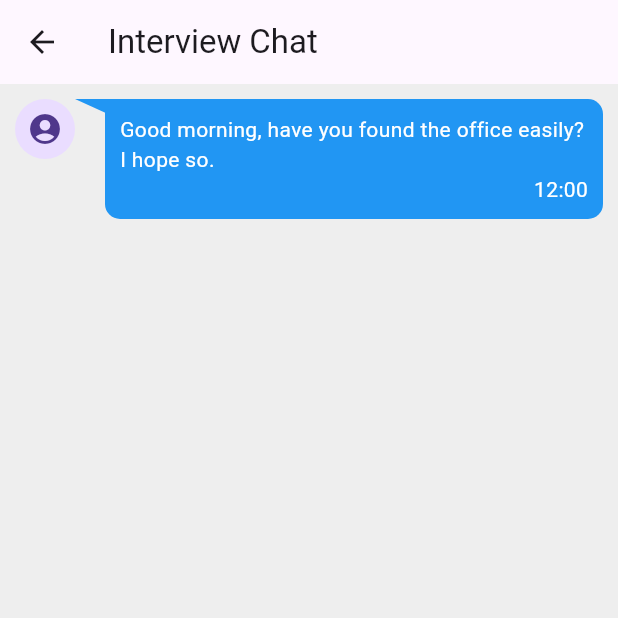
After one commit to chiuchiolo30/flutter-examples, a Flutter app: the screen it shows after launch, after a tap on "Chat", on a phone screen of 412 x 824 dp, the top half of it. The commit adds this screen. Run offline on Flutter 3.47's test engine with Material 3 defaults, Android fonts, the phone set to English and light mode, and no system bars; our stand-ins replace bloc, dartz, dio, equatable, flutter_bloc, font_awesome_flutter and 1 more; generated files the repository leaves out were written again; network calls fail.

Commit message:
chat bubble

```diff
--- a/lib/app/view/app.dart
+++ b/lib/app/view/app.dart
@@ -7,18 +7,11 @@ class App extends StatelessWidget {
 
   @override
   Widget build(BuildContext context) {
-    return MaterialApp(
+    return const MaterialApp(
       debugShowCheckedModeBanner: false,
-      theme: ThemeData(
-        // useMaterial3: true,
-        appBarTheme: const AppBarTheme(color: Color(0xFF13B9FF)),
-        colorScheme: ColorScheme.fromSwatch(
-          accentColor: const Color(0xFF13B9FF),
-        ),
-      ),
       localizationsDelegates: AppLocalizations.localizationsDelegates,
       supportedLocales: AppLocalizations.supportedLocales,
-      home: const HomeScreen(),
+      home: HomeScreen(),
     );
   }
 }
--- /dev/null
+++ b/lib/features/chat_bubble/index.dart
@@ -0,0 +1,3 @@
+export 'package:flutter_examples/features/chat_bubble/data/index.dart';
+export 'package:flutter_examples/features/chat_bubble/domain/index.dart';
+export 'package:flutter_examples/features/chat_bubble/presentation/index.dart';
--- /dev/null
+++ b/lib/features/chat_bubble/presentation/index.dart
@@ -0,0 +1 @@
+export 'package:flutter_examples/features/chat_bubble/presentation/screens/chat_box.screen.dart';
--- /dev/null
+++ b/lib/features/chat_bubble/presentation/screens/chat_box.screen.dart
@@ -0,0 +1,355 @@
+// ignore_for_file: lines_longer_than_80_chars
+
+import 'package:flutter/material.dart';
+
+const _interviewer = [
+  'Good morning, have you found the office easily? I hope so.',
+  'Tell me about yourself. Your CV says you are a very qualified professional.',
+  'Why do you want to join this company?',
+  'I see your point, could you start tomorrow?',
+];
+
+const _applicant = [
+  'Good morning. Oh yes, it hasn’t been difficult at all to get here from the bus station.',
+  'That’s right. I have high qualifications on my MA and also a lot of experience in the technology industry.',
+  'I want to work with you because this is the best company in the country. Being part of this team will improve my career.',
+  'Of course I could.',
+];
+
+const emojis = ['👍', '❤️', '😂', '😧', '👎'];
+
+enum MessageType { sent, received }
+
+class Message {
+  Message({required this.text, required this.type});
+  final String text;
+  final MessageType type;
+}
+
+class ChatBoxScreen extends StatefulWidget {
+  const ChatBoxScreen({super.key});
+
+  @override
+  State<ChatBoxScreen> createState() => _ChatBoxScreenState();
+}
+
+class _ChatBoxScreenState extends State<ChatBoxScreen> with TickerProviderStateMixin {
+  MessageType messageType = MessageType.sent;
+  MessageType messageType2 = MessageType.received;
+  List<Message> messages = [];
+  @override
+  void initState() {
+    super.initState();
+
+    _loadMessages();
+  }
+
+  void _loadMessages() {
+    for (var i = 0; i < _interviewer.length; i++) {
+      messages.add(Message(text: _interviewer[i], type: MessageType.sent));
+      if (i < _applicant.length) {
+        messages.add(Message(text: _applicant[i], type: MessageType.received));
+      }
+    }
+  }
+
+  @override
+  Widget build(BuildContext context) {
+    return Scaffold(
+      backgroundColor: Colors.grey[200],
+      appBar: AppBar(
+        title: const Text('Interview Chat'),
+      ),
+      body: Padding(
+        padding: const EdgeInsets.all(10),
+        child: AnimatedList(
+          initialItemCount: messages.length,
+          itemBuilder: (BuildContext context, int index, Animation<double> animation) {
+            final key = ValueKey<int>(index);
+
+            final animationController = AnimationController(
+              duration: const Duration(milliseconds: 500),
+              vsync: this,
+            );
+
+            final delay = Duration(milliseconds: index * 1200);
+
+            Future.delayed(delay, animationController.forward);
+
+            return AnimatedSwitcher(
+              duration: const Duration(milliseconds: 300),
+              transitionBuilder: (child, animation) {
+                return SlideTransition(
+                  position: Tween<Offset>(
+                    begin: const Offset(0, 1),
+                    end: Offset.zero,
+                  ).animate(animation),
+                  child: child,
+                );
+              },
+              child: FadeTransition(
+                opacity: CurvedAnimation(
+                  parent: animationController,
+                  curve: Curves.easeIn,
+                ),
+                child: Padding(
+                  key: key,
+                  padding: const EdgeInsets.only(bottom: 20),
+                  child: ChatBubble(
+                    messageType: messages[index].type,
+                    message: messages[index].text,
+                  ),
+                ),
+              ),
+            );
+          },
+        ),
+      ),
+    );
+  }
+}
+
+class ChatBubble extends StatefulWidget {
+  const ChatBubble({
+    required this.messageType,
+    required this.message,
+    super.key,
+  });
+  final MessageType messageType;
+  final String message;
+
+  @override
+  State<ChatBubble> createState() => _ChatBubbleState();
+}
+
+class _ChatBubbleState extends State<ChatBubble> {
+  bool _showEmoji = false;
+
+  String reaction = '';
+
+  @override
+  Widget build(BuildContext context) {
+    return Row(
+      crossAxisAlignment: CrossAxisAlignment.start,
+      children: [
+        if (widget.messageType == MessageType.sent)
+          Column(
+            children: [
+              const CircleAvatar(
+                child: Icon(Icons.account_circle),
+              ),
+              const SizedBox(
+                height: 5,
+              ),
+              if (reaction.isNotEmpty)
+                AnimatedSwitcher(
+                  duration: const Duration(milliseconds: 500),
+                  transitionBuilder: (
+                    Widget child,
+                    Animation<double> animation,
+                  ) {
+                    return ScaleTransition(scale: animation, child: child);
+                  },
+                  child: Container(
+                    key: ValueKey<String>(reaction),
+                    padding: const EdgeInsets.all(4),
+                    decoration: const BoxDecoration(
+                      color: Colors.blue,
+                      shape: BoxShape.circle,
+                    ),
+                    child: Text(reaction),
+                  ),
+                ),
+            ],
+          ),
+        Expanded(
+          child: IntrinsicWidth(
+            child: IntrinsicHeight(
+              child: Stack(
+                children: [
+                  CustomPaint(
+                    painter: TrianglePainter(
+                      messageType: widget.messageType,
+                      color: Colors.blue,
+                    ),
+                    child: Container(
+                      color: Colors.transparent,
+                    ),
+                  ),
+                  GestureDetector(
+                    onLongPress: () => setState(() => _showEmoji = true),
+                    child: MessageContent(
+                      messageType: widget.messageType,
+                      message: widget.message,
+                      color: Colors.blue,
+                    ),
+                  ),
+                  Visibility(
+                    visible: _showEmoji,
+                    child: Center(
+                      child: Container(
+                        padding: const EdgeInsets.symmetric(
+                          vertical: 5,
+                          horizontal: 10,
+                        ),
+                        decoration: const BoxDecoration(
+                          color: Colors.grey,
+                          borderRadius: BorderRadius.all(Radius.circular(20)),
+                        ),
+                        child: Wrap(
+                          children: [
+                            for (final emoji in emojis)
+                              GestureDetector(
+                                onTap: () {
+                                  setState(() => _showEmoji = false);
+
+                                  setState(() {
+                                    if (reaction == emoji) {
+                                      reaction = '';
+                                    } else {
+                                      reaction = emoji;
+                                    }
+                                  });
+                                },
+                                child: Padding(
+                                  key: ValueKey<String>(emoji),
+                                  padding: const EdgeInsets.symmetric(
+                                    horizontal: 6,
+                                  ),
+                                  child: Text(
+                                    emoji,
+                                    style: const TextStyle(
+                                      fontSize: 24,
+                                    ),
+                                  ),
+                                ),
+                              ),
+                          ],
+                        ),
+                      ),
+                    ),
+                  ),
+                ],
+              ),
+            ),
+          ),
+        ),
+        if (widget.messageType == MessageType.received)
+          Column(
+            children: [
+              const CircleAvatar(
+                child: Icon(Icons.person),
+              ),
+              const SizedBox(
+                height: 5,
+              ),
+              if (reaction.isNotEmpty)
+                AnimatedSwitcher(
+                  duration: const Duration(milliseconds: 500),
+                  transitionBuilder: (
+                    Widget child,
+                    Animation<double> animation,
+                  ) {
+                    return ScaleTransition(scale: animation, child: child);
+                  },
+                  child: Container(
+                    key: ValueKey<String>(reaction),
+                    padding: const EdgeInsets.all(4),
+                    decoration: const BoxDecoration(
+                      color: Colors.blue,
+                      shape: BoxShape.circle,
+                    ),
+                    child: Text(reaction),
+                  ),
+                ),
+            ],
+          ),
+      ],
+    );
+  }
+}
+
+class MessageContent extends StatelessWidget {
+  const MessageContent({
+    required this.messageType,
+    required this.message,
+    required this.color,
+    super.key,
+  });
+
+  final MessageType messageType;
+  final String message;
+  final Color color;
+
+  @override
+  Widget build(BuildContext context) {
+    return Container(
+      margin: messageType == MessageType.sent ? const EdgeInsets.only(left: 20) : const EdgeInsets.only(right: 20),
+      padding: const EdgeInsets.all(10),
+      decoration: BoxDecoration(
+        color: color,
+        borderRadius: messageType == MessageType.sent
+            ? const BorderRadius.all(Radius.circular(10)).copyWith(
+                topLeft: Radius.zero,
+              )
+            : const BorderRadius.all(Radius.circular(10)).copyWith(
+                topRight: Radius.zero,
+              ),
+      ),
+      child: Column(
+        crossAxisAlignment: CrossAxisAlignment.start,
+        children: [
+          Text(
+            message,
+            textAlign: TextAlign.start,
+            style: const TextStyle(color: Colors.white),
+          ),
+          const Align(
+            alignment: Alignment.centerRight,
+            child: Text(
+              '12:00',
+              style: TextStyle(color: Colors.white),
+            ),
+          ),
+        ],
+      ),
+    );
+  }
+}
+
+class TrianglePainter extends CustomPainter {
+  TrianglePainter({
+    required this.messageType,
+    required this.color,
+    super.repaint,
+  });
+  final MessageType messageType;
+  final Color color;
+
+  @override
+  void paint(Canvas canvas, Size size) {
+    final paint = Paint()
+      ..color = color
+      ..style = PaintingStyle.fill;
+
+    final path = Path();
+
+    if (messageType == MessageType.sent) {
+      path
+        ..moveTo(0, 0)
+        ..lineTo(size.width / 2, 0)
+        ..lineTo(size.width / 2, size.height);
+    } else {
+      path
+        ..moveTo(size.width / 2, 0)
+        ..lineTo(size.width, 0)
+        ..lineTo(size.width / 2, size.height);
+    }
+    path.close();
+
+    canvas.drawPath(path, paint);
+  }
+
+  @override
+  bool shouldRepaint(CustomPainter oldDelegate) => false;
+}
--- a/lib/features/info_card/index.dart
+++ /dev/null
@@ -1,3 +0,0 @@
-export 'package:flutter_examples/features/info_card/data/index.dart';
-export 'package:flutter_examples/features/info_card/domain/index.dart';
-export 'package:flutter_examples/features/info_card/presentation/index.dart';
--- a/lib/features/info_card/presentation/index.dart
+++ /dev/null
@@ -1 +0,0 @@
-export 'package:flutter_examples/features/info_card/presentation/screens/info_card.screen.dart';
--- a/pubspec.yaml
+++ b/pubspec.yaml
@@ -18,7 +18,7 @@ dependencies:
     sdk: flutter
   font_awesome_flutter: ^10.4.0
   get_it: ^7.2.0
-  intl: ^0.17.0
+  intl: ^0.18.1
 
 dev_dependencies:
   bloc_test: ^9.1.1
```
Also changed, not shown: lib/features/info_card/presentation/screens/info_card.screen.dart (deleted, +0 -183 lines), lib/config/routes.config.dart, lib/features/chat_bubble/data/index.dart (added), lib/features/chat_bubble/domain/index.dart (added), lib/features/chat_bubble/presentation/widgets/index.dart (added), pubspec.lock, 1 other file.
